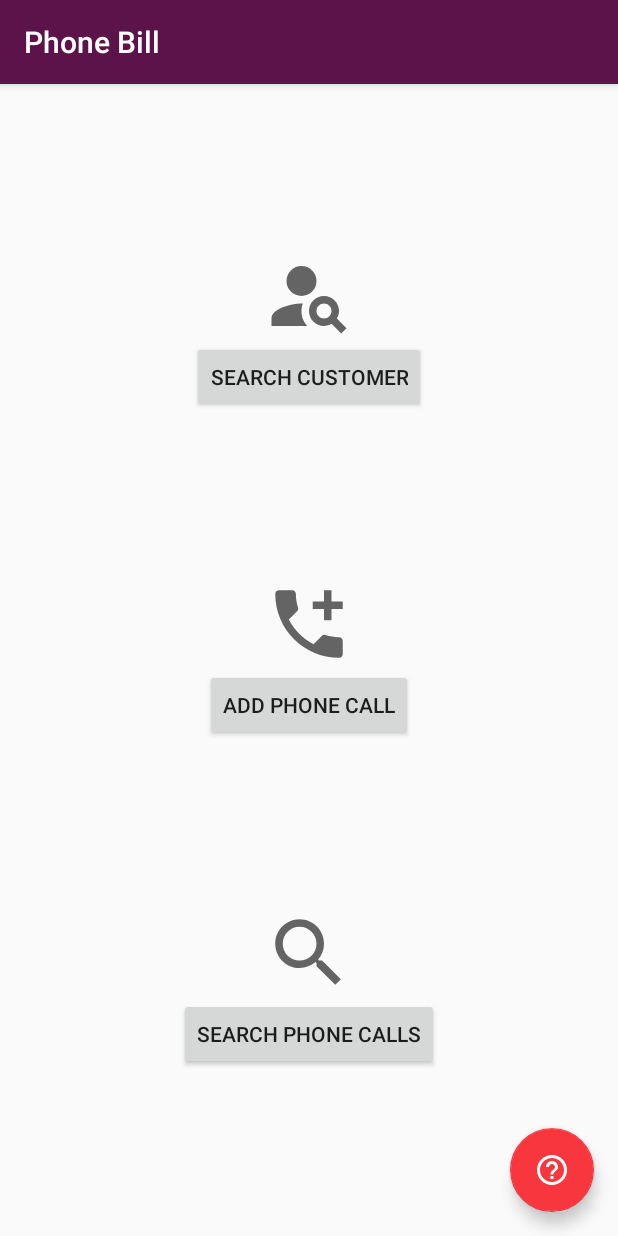
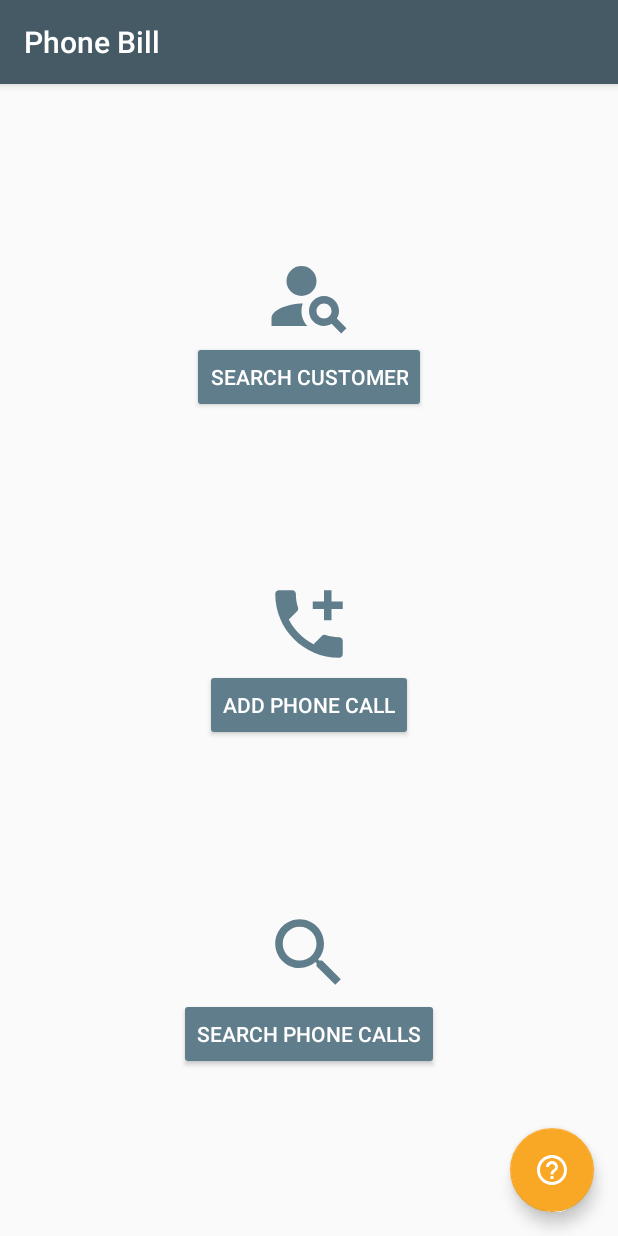
Before and after one commit to ronniesong0809/Phonebill-App, an Android app: the screen it shows after launch (MainActivity), on a phone screen of 412 x 824 dp. Run offline under Robolectric (Android 15) with nearby library versions, the phone set to English and light mode, and no system bars.

Commit message:
style: change the UI color theme

```diff
--- a/phonebill-android/app/build.gradle
+++ b/phonebill-android/app/build.gradle
@@ -24,7 +24,7 @@ android {
 
 dependencies {
     implementation fileTree(dir: "libs", include: ["*.jar"])
-    implementation 'androidx.appcompat:appcompat:1.1.0'
+    implementation 'androidx.appcompat:appcompat:1.2.0'
     implementation 'androidx.constraintlayout:constraintlayout:1.1.3'
     implementation 'com.google.android.material:material:1.2.0'
     testImplementation 'junit:junit:4.12'
--- a/phonebill-android/app/src/main/res/layout/activity_add_phone_call.xml
+++ b/phonebill-android/app/src/main/res/layout/activity_add_phone_call.xml
@@ -180,6 +180,8 @@
         android:layout_width="wrap_content"
         android:layout_height="wrap_content"
         android:text="@string/add"
+        android:backgroundTint="@color/colorPrimaryLight"
+        android:textColor="#FFFFFF"
         app:layout_constraintTop_toBottomOf="@+id/end_linear"
         app:layout_constraintBottom_toBottomOf="parent"
         app:layout_constraintEnd_toEndOf="parent"
--- a/phonebill-android/app/src/main/res/layout/activity_main.xml
+++ b/phonebill-android/app/src/main/res/layout/activity_main.xml
@@ -21,6 +21,7 @@
             android:id="@+id/search_customer_image"
             android:layout_width="match_parent"
             android:layout_height="60dp"
+            app:tint="@color/colorPrimaryLight"
             android:contentDescription="@string/search_customer"
             app:srcCompat="@drawable/baseline_person_search_24" />
 
@@ -28,6 +29,8 @@
             android:id="@+id/search_customer"
             android:layout_width="wrap_content"
             android:layout_height="wrap_content"
+            android:backgroundTint="@color/colorPrimaryLight"
+            android:textColor="#FFFFFF"
             android:text="@string/search_customer" />
     </LinearLayout>
 
@@ -45,6 +48,7 @@
             android:id="@+id/add_phone_call_image"
             android:layout_width="match_parent"
             android:layout_height="60dp"
+            app:tint="@color/colorPrimaryLight"
             app:srcCompat="@drawable/baseline_add_ic_call_24"
             android:contentDescription="@string/add_phone_call" />
 
@@ -52,6 +56,8 @@
             android:id="@+id/add_phone_call"
             android:layout_width="wrap_content"
             android:layout_height="wrap_content"
+            android:backgroundTint="@color/colorPrimaryLight"
+            android:textColor="#FFFFFF"
             android:text="@string/add_phone_call" />
     </LinearLayout>
 
@@ -69,6 +75,7 @@
             android:id="@+id/search_phone_calls_image"
             android:layout_width="match_parent"
             android:layout_height="60dp"
+            app:tint="@color/colorPrimaryLight"
             app:srcCompat="@drawable/baseline_search_24"
             android:contentDescription="@string/search_phone_calls" />
 
@@ -76,6 +83,8 @@
             android:id="@+id/search_phone_calls"
             android:layout_width="wrap_content"
             android:layout_height="wrap_content"
+            android:backgroundTint="@color/colorPrimaryLight"
+            android:textColor="#FFFFFF"
             android:text="@string/search_phone_calls" />
     </LinearLayout>
 
--- a/phonebill-android/app/src/main/res/layout/activity_search_customer.xml
+++ b/phonebill-android/app/src/main/res/layout/activity_search_customer.xml
@@ -37,6 +37,8 @@
         android:layout_width="wrap_content"
         android:layout_height="wrap_content"
         android:text="@string/search"
+        android:backgroundTint="@color/colorPrimaryLight"
+        android:textColor="#FFFFFF"
         app:layout_constraintTop_toBottomOf="@+id/customer_linear"
         app:layout_constraintBottom_toBottomOf="parent"
         app:layout_constraintEnd_toEndOf="parent"
--- a/phonebill-android/app/src/main/res/layout/activity_search_phone_calls.xml
+++ b/phonebill-android/app/src/main/res/layout/activity_search_phone_calls.xml
@@ -120,6 +120,8 @@
         android:layout_width="wrap_content"
         android:layout_height="wrap_content"
         android:text="@string/search"
+        android:backgroundTint="@color/colorPrimaryLight"
+        android:textColor="#FFFFFF"
         app:layout_constraintBottom_toBottomOf="parent"
         app:layout_constraintEnd_toEndOf="parent"
         app:layout_constraintHorizontal_bias="0.5"
--- a/phonebill-android/app/src/main/res/values/colors.xml
+++ b/phonebill-android/app/src/main/res/values/colors.xml
@@ -1,6 +1,17 @@
 <?xml version="1.0" encoding="utf-8"?>
 <resources>
-    <color name="colorPrimary">#5C1349</color>
-    <color name="colorPrimaryDark">#4E0D3A</color>
-    <color name="colorAccent">#F7363E</color>
+    <color name="colorPrimary">#455A64</color>
+    <color name="colorPrimaryDark">#263238</color>
+    <color name="colorPrimaryLight">#607D8B</color>
+    <color name="colorAccent">#F9A825</color>
+
+    <color name="colorPrimary1">#1A84EE</color>
+    <color name="colorPrimaryDark1">#0454A2</color>
+    <color name="colorPrimaryLight1">#428BCA</color>
+    <color name="colorAccent1">#F9AA33</color>
+
+    <color name="colorPrimary2">#5D1049</color>
+    <color name="colorPrimaryDark2">#4E0D3A</color>
+    <color name="colorPrimaryLight2">#720D5D</color>
+    <color name="colorAccent2">#F7363E</color>
 </resources>
```
